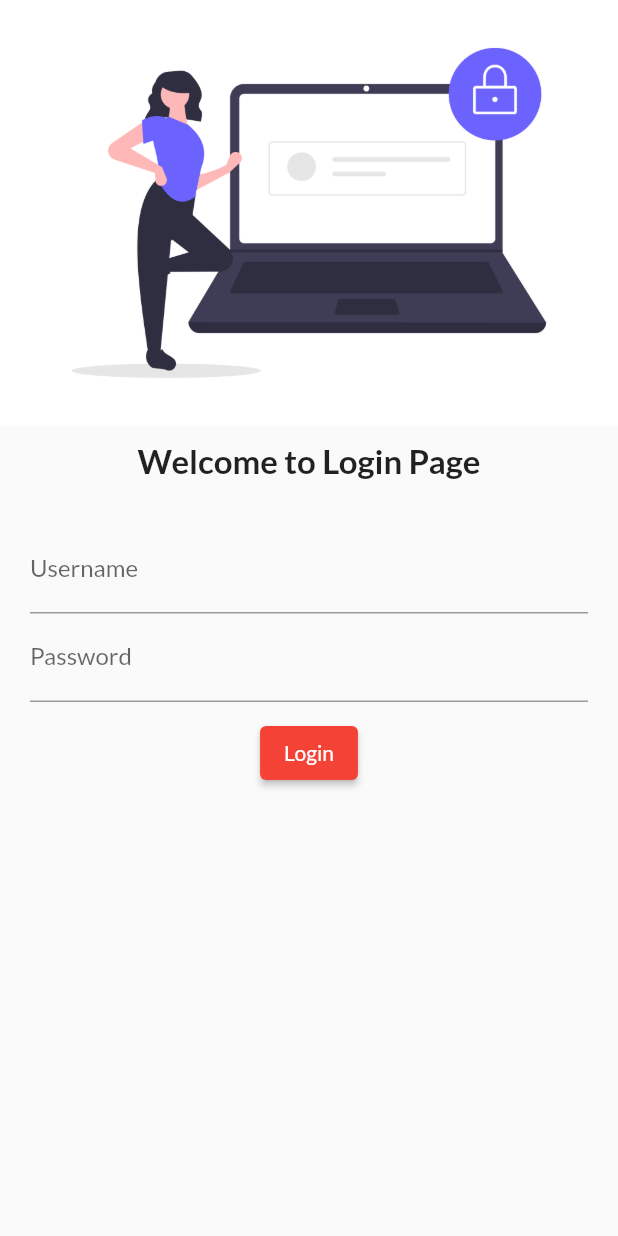
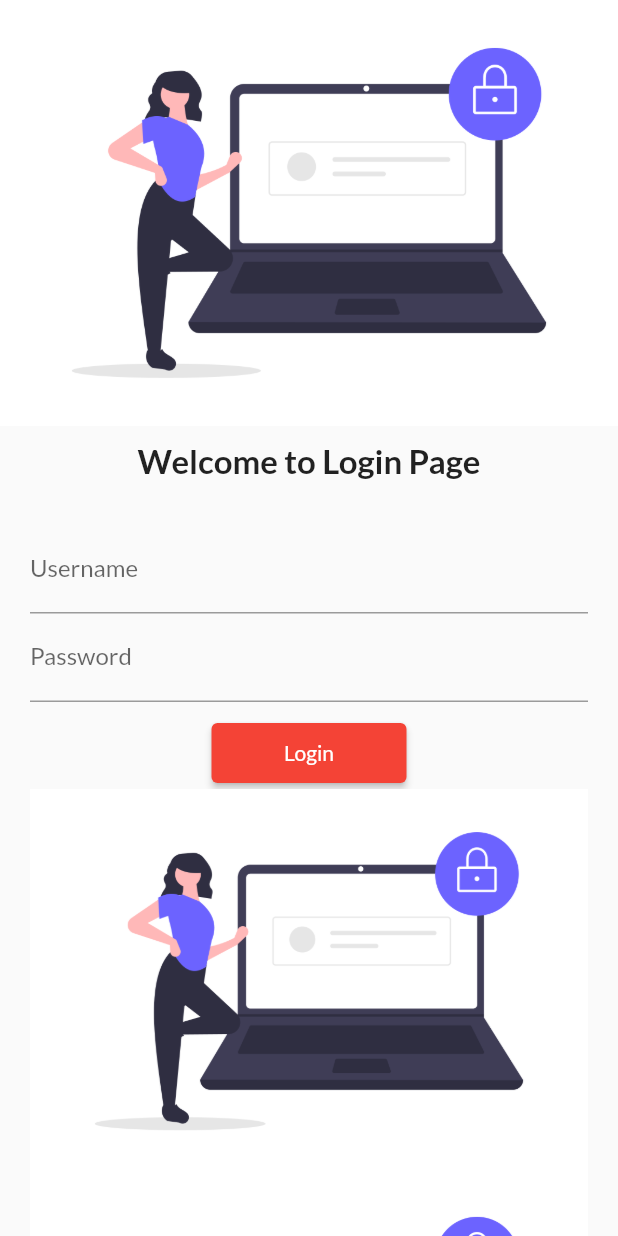
Before and after one commit to Abhisekh77/Flutter, a Flutter app: the screen it shows after launch, on a phone screen of 412 x 824 dp. Run offline on Flutter 3.47's test engine with Material 2 defaults, Android fonts, the phone set to English and light mode, and no system bars; our stand-ins replace google_fonts.

Commit message:
day4completed

```diff
--- a/lib/pages/login_page.dart
+++ b/lib/pages/login_page.dart
@@ -1,4 +1,5 @@
 import 'package:flutter/material.dart';
+import 'package:my_first_project/utils/routes.dart';
 
 class LoginPage extends StatelessWidget {
   const LoginPage({super.key});
@@ -6,9 +7,8 @@ class LoginPage extends StatelessWidget {
   @override
   Widget build(BuildContext context) {
     return Material(
-        color: Colors.black,
-        child: Scaffold(
-            body: Column(
+        child: SingleChildScrollView(
+            child: Column(
       children: [
         Image.asset(
           "assets/login_image.png",
@@ -48,10 +48,19 @@ class LoginPage extends StatelessWidget {
               ),
               ElevatedButton(
                 onPressed: () {
-                      print("Hello abhi");
+                  Navigator.pushNamed(context, MyRoutes.homeRoute);
                 },
                 child: Text("Login"),
-                  )
+                style: TextButton.styleFrom(minimumSize: Size(130, 40)),
+              ),
+              Image.asset(
+                "assets/login_image.png",
+                fit: BoxFit.cover,
+              ),
+              Image.asset(
+                "assets/login_image.png",
+                fit: BoxFit.cover,
+              ),
             ],
           ),
         ),
--- /dev/null
+++ b/lib/utils/routes.dart
@@ -0,0 +1,4 @@
+class MyRoutes {
+  static String loginRoute = "/login";
+  static String homeRoute = "/home";
+}
```
Lines whose indentation alone changed are shown as unchanged.
